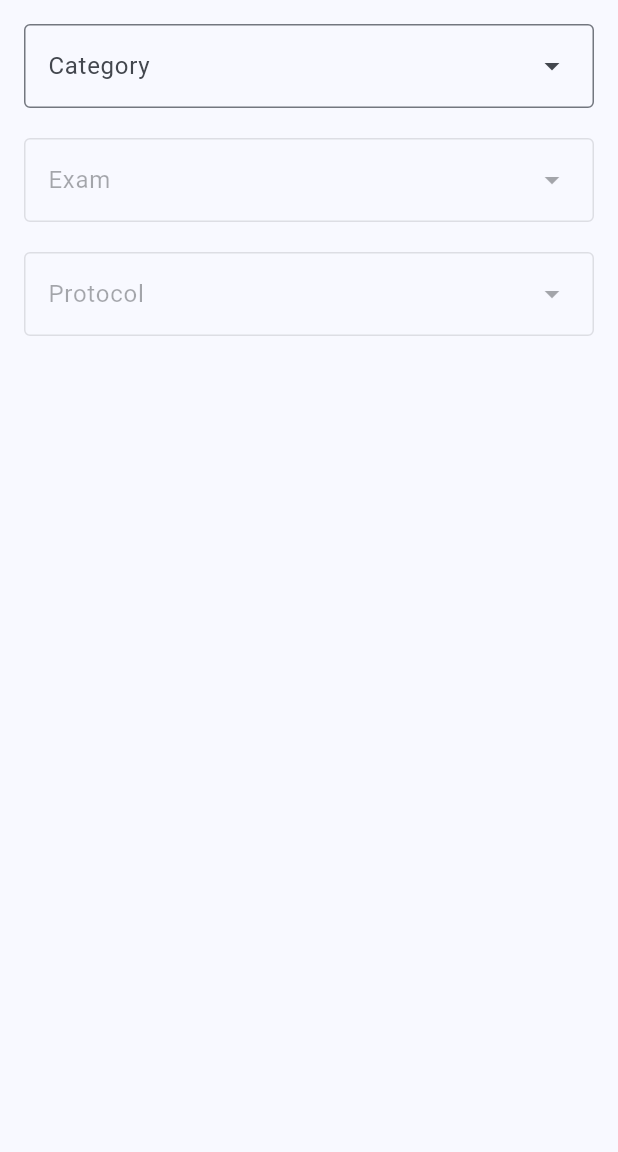
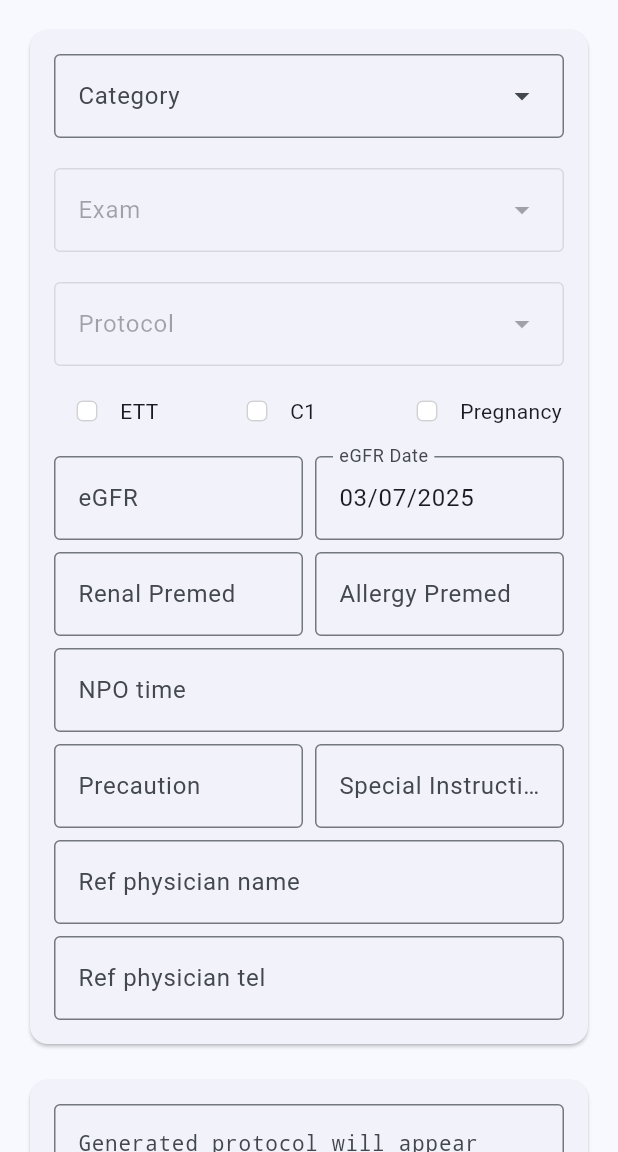
Before and after one commit to Lightbridge-KS/designCTER, a Flutter app: the screen it shows after launch, on a phone screen of 412 x 824 dp, the part 84-1236 px from its top. Run offline on Flutter 3.47's test engine with Material 3 defaults, Android fonts, the phone set to English and light mode, and no system bars; missing offline and left inert: mustachex.

Commit message:
Complete `ProtocolDesignPage()`

```diff
--- a/lib/main.dart
+++ b/lib/main.dart
@@ -1,6 +1,8 @@
 import 'package:flutter/material.dart';
+import 'package:flutter/services.dart';
 import 'designcter/protocol.dart';
-import 'widgets/dropdowns_three.dart';
+import 'designcter/designer.dart';
+import 'widgets/input_design.dart';
 
 void main() {
   runApp(const MainApp());
@@ -30,18 +32,80 @@ class ProtocolDesignPage extends StatefulWidget {
 }
 
 class _ProtocolDesignPageState extends State<ProtocolDesignPage> {
-  // State to hold the dropdown selections
-  Map<String, String?> _protocolSelection = {
-    'level1': null, // Category
-    'level2': null, // Exam
-    'level3': null, // Protocol
-  };
+  final GlobalKey<InputDesignState> _inputDesignKey = GlobalKey<InputDesignState>();
+  final TextEditingController _outputController = TextEditingController();
 
-  // Check if all selections are complete
+  // State to hold current input values
+  Map<String, dynamic> _currentInputs = {};
+
+  // Check if all required selections are complete
   bool get _isSelectionComplete {
-    return _protocolSelection['level1'] != null &&
-           _protocolSelection['level2'] != null &&
-           _protocolSelection['level3'] != null;
+    return _currentInputs['protocolId'] != null;
+  }
+
+  @override
+  void dispose() {
+    _outputController.dispose();
+    super.dispose();
+  }
+
+  /// Generate protocol template
+  Future<void> _generateProtocol() async {
+    if (!_isSelectionComplete) {
+      _showSnackBar('Please select a protocol first');
+      return;
+    }
+
+    try {
+      final designer = Designer(
+        protocolId: _currentInputs['protocolId'],
+        npoTime: _currentInputs['npoTime'],
+        egfrDate: _currentInputs['egfrDate'],
+        egfrValue: _currentInputs['egfrValue'],
+        renalPremed: _currentInputs['renalPremed'],
+        allergyPremed: _currentInputs['allergyPremed'],
+        pregnancy: _currentInputs['pregnancy'],
+        hasETT: _currentInputs['hasETT'],
+        hasC1: _currentInputs['hasC1'],
+        hasPrecaution: _currentInputs['hasPrecaution'],
+        specialInst: _currentInputs['specialInst'],
+        refPhysicianName: _currentInputs['refPhysicianName'],
+        refPhysicianTel: _currentInputs['refPhysicianTel'],
+      );
+
+      final template = await designer.generate();
+
+      setState(() {
+        _outputController.text = template;
+      });
+
+    } catch (e) {
+      _showSnackBar('Error generating protocol: $e');
+    }
+  }
+
+  /// Reset all inputs
+  void _resetInputs() {
+    _inputDesignKey.currentState?.reset();
+    setState(() {
+      _outputController.clear();
+      _currentInputs = {};
+    });
+  }
+
+  /// Copy output to clipboard
+  Future<void> _copyToClipboard() async {
+    if (_outputController.text.isNotEmpty) {
+      await Clipboard.setData(ClipboardData(text: _outputController.text));
+      _showSnackBar('Copied to clipboard');
+    }
+  }
+
+  /// Show snackbar message
+  void _showSnackBar(String message) {
+    ScaffoldMessenger.of(context).showSnackBar(
+      SnackBar(content: Text(message)),
+    );
   }
 
   @override
@@ -51,40 +115,155 @@ class _ProtocolDesignPageState extends State<ProtocolDesignPage> {
         title: const Text('DesignCTER'),
         backgroundColor: Theme.of(context).colorScheme.inversePrimary,
       ),
-      body: SingleChildScrollView(
+      body: LayoutBuilder(
+        builder: (context, constraints) {
+          // Use responsive layout
+          if (constraints.maxWidth > 800) {
+            // Desktop layout - side by side
+            return _buildDesktopLayout();
+          } else {
+            // Mobile layout - stacked
+            return _buildMobileLayout();
+          }
+        },
+      ),
+    );
+  }
+
+  Widget _buildDesktopLayout() {
+    return SingleChildScrollView(
+      padding: const EdgeInsets.all(16.0),
+      child: Row(
+        crossAxisAlignment: CrossAxisAlignment.start,
+        children: [
+          // Left side - Input form
+          Expanded(
+            flex: 1,
+            child: Card(
+              child: Padding(
+                padding: const EdgeInsets.all(16.0),
+                child: InputDesign(
+                  key: _inputDesignKey,
+                  onSelectionChanged: (inputs) {
+                    setState(() {
+                      _currentInputs = inputs;
+                    });
+                  },
+                ),
+              ),
+            ),
+          ),
+
+          const SizedBox(width: 16),
+
+          // Right side - Output and buttons
+          Expanded(
+            flex: 1,
+            child: _buildOutputSection(),
+          ),
+        ],
+      ),
+    );
+  }
+
+  Widget _buildMobileLayout() {
+    return SingleChildScrollView(
       padding: const EdgeInsets.all(16.0),
       child: Column(
         crossAxisAlignment: CrossAxisAlignment.start,
         children: [
-
-            // The three-level dropdowns component
-            ThreeLevelDropdowns(
-              choiceIdMap: ProtocolData.choiceIdMap,
-              idDispMap: ProtocolData.idDispMap,
-              onSelectionChanged: (selectionMap) {
+          // Input form
+          Card(
+            child: Padding(
+              padding: const EdgeInsets.all(16.0),
+              child: InputDesign(
+                key: _inputDesignKey,
+                onSelectionChanged: (inputs) {
                   setState(() {
-                  _protocolSelection = selectionMap;
+                    _currentInputs = inputs;
                   });
-                // For Debug:
-                // Print selections to console for debugging
-                // print('=== Protocol Selection Debug ===');
-                // print('Category ID: ${selectionMap['level1']}');
-                // print('Exam ID: ${selectionMap['level2']}');
-                // print('Protocol ID: ${selectionMap['level3']}');
-                // print('Category Name: ${_getDisplayName(selectionMap['level1'])}');
-                // print('Exam Name: ${_getDisplayName(selectionMap['level2'])}');
-                // print('Protocol Name: ${_getDisplayName(selectionMap['level3'])}');
-                // print('Selection Complete: $_isSelectionComplete');
-                // print('================================');
                 },
               ),
+            ),
+          ),
 
+          const SizedBox(height: 16),
+
+          // Output and buttons
+          _buildOutputSection(),
         ],
-        ),
       ),
     );
   }
 
-  /// Builds the selection display card
+  Widget _buildOutputSection() {
+    return Column(
+      crossAxisAlignment: CrossAxisAlignment.start,
+      children: [
+        // Output text field
+        Card(
+          child: Padding(
+            padding: const EdgeInsets.all(16.0),
+            child: Column(
+              crossAxisAlignment: CrossAxisAlignment.start,
+              children: [
+                TextField(
+                  controller: _outputController,
+                  maxLines: 23,
+                  readOnly: false,
+                  decoration: const InputDecoration(
+                    border: OutlineInputBorder(),
+                    focusedBorder: OutlineInputBorder(
+                      borderSide: BorderSide(color: Colors.deepPurple),
+                    ),
+                    hintText: 'Generated protocol will appear here...',
+                  ),
+                  style: const TextStyle(
+                    fontFamily: 'monospace',
+                    fontSize: 14,
+                  ),
+                ),
+              ],
+            ),
+          ),
+        ),
 
+        const SizedBox(height: 16),
+
+        // Buttons
+        Row(
+          mainAxisAlignment: MainAxisAlignment.spaceBetween,
+          children: [
+            // Generate and Copy buttons
+            Row(
+              children: [
+                ElevatedButton.icon(
+                  onPressed: _isSelectionComplete ? _generateProtocol : null,
+                  icon: const Icon(Icons.create),
+                  label: const Text('Generate'),
+                ),
+                const SizedBox(width: 8),
+                IconButton(
+                  onPressed: _outputController.text.isNotEmpty ? _copyToClipboard : null,
+                  icon: const Icon(Icons.copy),
+                  tooltip: 'Copy to clipboard',
+                ),
+              ],
+            ),
+
+            // Reset button
+            ElevatedButton.icon(
+              onPressed: _resetInputs,
+              icon: const Icon(Icons.refresh),
+              label: const Text('Reset'),
+              style: ElevatedButton.styleFrom(
+                backgroundColor: Colors.grey[300],
+                foregroundColor: Colors.black87,
+              ),
+            ),
+          ],
+        ),
+      ],
+    );
   }
+}
--- /dev/null
+++ b/lib/widgets/input_design.dart
@@ -0,0 +1,317 @@
+import 'package:flutter/material.dart';
+import 'package:flutter/cupertino.dart';
+// import 'package:flutter/services.dart';
+import '../designcter/protocol.dart';
+import '../designcter/_utils.dart';
+import 'dropdowns_three.dart';
+
+/// Input design widget containing all form fields for protocol generation
+class InputDesign extends StatefulWidget {
+  final Function(Map<String, dynamic>) onSelectionChanged;
+
+  const InputDesign({
+    super.key,
+    required this.onSelectionChanged,
+  });
+
+  @override
+  State<InputDesign> createState() => InputDesignState();
+}
+
+class InputDesignState extends State<InputDesign> {
+  // Controllers for text fields
+  final TextEditingController _npoTimeController = TextEditingController();
+  final TextEditingController _egfrDateController = TextEditingController();
+  final TextEditingController _egfrValueController = TextEditingController();
+  final TextEditingController _renalPremedController = TextEditingController();
+  final TextEditingController _allergyPremedController = TextEditingController();
+  final TextEditingController _precautionController = TextEditingController();
+  final TextEditingController _specialInstController = TextEditingController();
+  final TextEditingController _refPhysicianNameController = TextEditingController();
+  final TextEditingController _refPhysicianTelController = TextEditingController();
+
+  // Checkbox states
+  bool _pregnancy = false;
+  bool _hasETT = false;
+  bool _hasC1 = false;
+
+  // Protocol selection from dropdowns
+  Map<String, String?> _protocolSelection = {
+    'level1': null,
+    'level2': null,
+    'level3': null,
+  };
+
+  @override
+  void initState() {
+    super.initState();
+    // Set default eGFR date to current date
+    _egfrDateController.text = getCurrentDate();
+  }
+
+  @override
+  void dispose() {
+    _npoTimeController.dispose();
+    _egfrDateController.dispose();
+    _egfrValueController.dispose();
+    _renalPremedController.dispose();
+    _allergyPremedController.dispose();
+    _precautionController.dispose();
+    _specialInstController.dispose();
+    _refPhysicianNameController.dispose();
+    _refPhysicianTelController.dispose();
+    super.dispose();
+  }
+
+  /// Get all input values as a map
+  Map<String, dynamic> get() {
+    return {
+      'protocolId': _protocolSelection['level3'],
+      'npoTime': _npoTimeController.text,
+      'egfrDate': _egfrDateController.text,
+      'egfrValue': _egfrValueController.text,
+      'renalPremed': _renalPremedController.text,
+      'allergyPremed': _allergyPremedController.text,
+      'pregnancy': _pregnancy,
+      'hasETT': _hasETT,
+      'hasC1': _hasC1,
+      'hasPrecaution': _precautionController.text,
+      'specialInst': _specialInstController.text,
+      'refPhysicianName': _refPhysicianNameController.text,
+      'refPhysicianTel': _refPhysicianTelController.text,
+    };
+  }
+
+  /// Reset all inputs to default values
+  void reset() {
+    setState(() {
+      _npoTimeController.clear();
+      _egfrDateController.text = getCurrentDate();
+      _egfrValueController.clear();
+      _renalPremedController.clear();
+      _allergyPremedController.clear();
+      _precautionController.clear();
+      _specialInstController.clear();
+      _refPhysicianNameController.clear();
+      _refPhysicianTelController.clear();
+      _pregnancy = false;
+      _hasETT = false;
+      _hasC1 = false;
+    });
+    _notifySelectionChanged();
+  }
+
+  void _notifySelectionChanged() {
+    widget.onSelectionChanged(get());
+  }
+
+  @override
+  Widget build(BuildContext context) {
+    return Column(
+      crossAxisAlignment: CrossAxisAlignment.start,
+      children: [
+        // Three-level dropdowns
+        ThreeLevelDropdowns(
+          choiceIdMap: ProtocolData.choiceIdMap,
+          idDispMap: ProtocolData.idDispMap,
+          onSelectionChanged: (selectionMap) {
+            setState(() {
+              _protocolSelection = selectionMap;
+            });
+            _notifySelectionChanged();
+          },
+        ),
+
+        const SizedBox(height: 8),
+
+        // Checkboxes row
+        Row(
+          children: [
+            Expanded(
+              child: Row(
+                children: [
+                  CupertinoCheckbox(
+                    value: _hasETT,
+                    onChanged: (value) {
+                      setState(() {
+                        _hasETT = value ?? false;
+                      });
+                      _notifySelectionChanged();
+                    },
+                  ),
+                  // const SizedBox(width: 4),
+                  const Text('ETT'),
+                ],
+              ),
+            ),
+            Expanded(
+              child: Row(
+                children: [
+                  CupertinoCheckbox(
+                    value: _hasC1,
+                    onChanged: (value) {
+                      setState(() {
+                        _hasC1 = value ?? false;
+                      });
+                      _notifySelectionChanged();
+                    },
+                  ),
+                  // const SizedBox(width: 4),
+                  const Text('C1'),
+                ],
+              ),
+            ),
+            Expanded(
+              child: Row(
+                children: [
+                  CupertinoCheckbox(
+                    value: _pregnancy,
+                    onChanged: (value) {
+                      setState(() {
+                        _pregnancy = value ?? false;
+                      });
+                      _notifySelectionChanged();
+                    },
+                  ),
+                  // const SizedBox(width: 4),
+                  const Text('Pregnancy'),
+                ],
+              ),
+            ),
+          ],
+        ),
+
+        const SizedBox(height: 8),
+
+        // eGFR row
+        Row(
+          children: [
+            Expanded(
+              child: TextField(
+                controller: _egfrValueController,
+                decoration: const InputDecoration(
+                  labelText: 'eGFR',
+                  hintText: 'eGFR Value',
+                  border: OutlineInputBorder(),
+                ),
+                onChanged: (_) => _notifySelectionChanged(),
+              ),
+            ),
+            const SizedBox(width: 8),
+            Expanded(
+              child: TextField(
+                controller: _egfrDateController,
+                decoration: const InputDecoration(
+                  labelText: 'eGFR Date',
+                  border: OutlineInputBorder(),
+                ),
+                onChanged: (_) => _notifySelectionChanged(),
+              ),
+            ),
+          ],
+        ),
+
+        const SizedBox(height: 8),
+
+        // Premedication row
+        Row(
+          children: [
+            Expanded(
+              child: TextField(
+                controller: _renalPremedController,
+                decoration: const InputDecoration(
+                  labelText: 'Renal Premed',
+                  hintText: 'Renal Premed',
+                  border: OutlineInputBorder(),
+                ),
+                onChanged: (_) => _notifySelectionChanged(),
+              ),
+            ),
+            const SizedBox(width: 8),
+            Expanded(
+              child: TextField(
+                controller: _allergyPremedController,
+                decoration: const InputDecoration(
+                  labelText: 'Allergy Premed',
+                  hintText: 'Allergy Premed',
+                  border: OutlineInputBorder(),
+                ),
+                onChanged: (_) => _notifySelectionChanged(),
+              ),
+            ),
+          ],
+        ),
+
+        const SizedBox(height: 8),
+
+        // NPO time
+        TextField(
+          controller: _npoTimeController,
+          decoration: const InputDecoration(
+            labelText: 'NPO time',
+            hintText: 'NPO time',
+            border: OutlineInputBorder(),
+          ),
+          onChanged: (_) => _notifySelectionChanged(),
+        ),
+
+        const SizedBox(height: 8),
+
+        // Precaution and Special Instruction row
+        Row(
+          children: [
+            Expanded(
+              child: TextField(
+                controller: _precautionController,
+                decoration: const InputDecoration(
+                  labelText: 'Precaution',
+                  hintText: 'Precaution',
+                  border: OutlineInputBorder(),
+                ),
+                onChanged: (_) => _notifySelectionChanged(),
+              ),
+            ),
+            const SizedBox(width: 8),
+            Expanded(
+              child: TextField(
+                controller: _specialInstController,
+                decoration: const InputDecoration(
+                  labelText: 'Special Instruction',
+                  hintText: 'Special Instr.',
+                  border: OutlineInputBorder(),
+                ),
+                onChanged: (_) => _notifySelectionChanged(),
+              ),
+            ),
+          ],
+        ),
+
+        const SizedBox(height: 8),
+
+        // Ref physician name
+        TextField(
+          controller: _refPhysicianNameController,
+          decoration: const InputDecoration(
+            labelText: 'Ref physician name',
+            hintText: 'Name of Ref physician',
+            border: OutlineInputBorder(),
+          ),
+          onChanged: (_) => _notifySelectionChanged(),
+        ),
+
+        const SizedBox(height: 8),
+
+        // Ref physician tel
+        TextField(
+          controller: _refPhysicianTelController,
+          decoration: const InputDecoration(
+            labelText: 'Ref physician tel',
+            hintText: 'PCT of Ref physician',
+            border: OutlineInputBorder(),
+          ),
+          onChanged: (_) => _notifySelectionChanged(),
+        ),
+      ],
+    );
+  }
+}
```
Also changed, not shown: lib/designcter/designer.dart (+10 -14 lines). Lines whose indentation alone changed are shown as unchanged.
